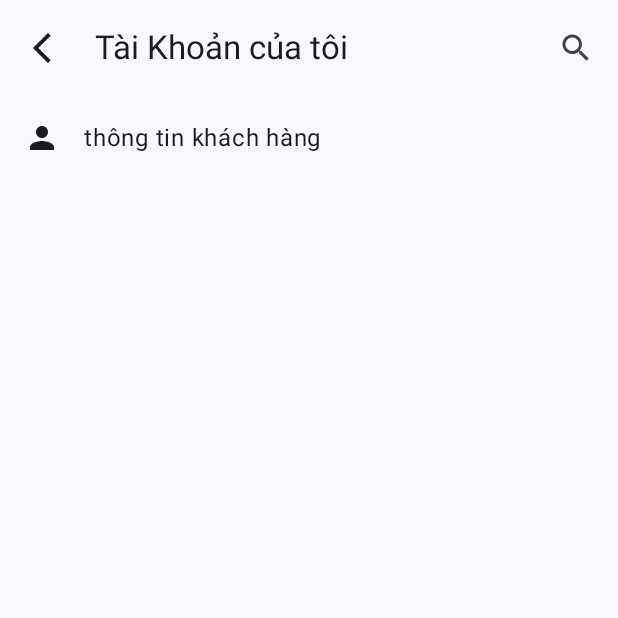
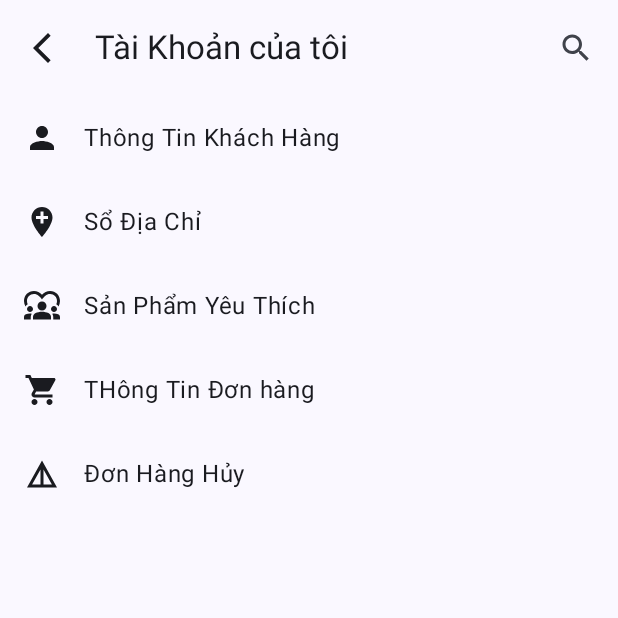
Before and after one commit to Oanh1503-git/DoAnTotNghiep, an Android app built with Jetpack Compose: the AccountScreens screen opened through its navigation route, on a phone screen of 412 x 824 dp, the top half of it. Run offline under Robolectric (Android 15) with nearby library versions, the light colour scheme and no system bars.

Commit message:
account basic

```diff
--- a/LaptopStore/app/src/main/java/com/example/laptopstore/views/AccountScreens.kt
+++ b/LaptopStore/app/src/main/java/com/example/laptopstore/views/AccountScreens.kt
@@ -13,9 +13,13 @@ import androidx.compose.foundation.layout.width
 import androidx.compose.foundation.lazy.LazyColumn
 import androidx.compose.foundation.shape.RoundedCornerShape
 import androidx.compose.material.icons.Icons
+import androidx.compose.material.icons.filled.AddLocation
 import androidx.compose.material.icons.filled.ArrowBackIosNew
+import androidx.compose.material.icons.filled.Details
+import androidx.compose.material.icons.filled.Diversity1
 import androidx.compose.material.icons.filled.Person
 import androidx.compose.material.icons.filled.Search
+import androidx.compose.material.icons.filled.ShoppingCart
 import androidx.compose.material3.Button
 import androidx.compose.material3.ExperimentalMaterial3Api
 import androidx.compose.material3.Icon
@@ -94,7 +98,84 @@ fun  AccountScreens(navHostController: NavHostController){
                         modifier = Modifier.size(24.dp)
                     )
                     Spacer(modifier = Modifier.width(16.dp))
-                    Text(text = "thông tin khách hàng ", fontSize = 16.sp)
+                    Text(text = "Thông Tin Khách Hàng ", fontSize = 16.sp)
+                }
+            }
+            item{
+                Row(
+                    modifier = Modifier
+                        .fillMaxWidth()
+                        .clickable {
+                            navHostController.navigate(Screens.HOMEPAGE.route)
+                        }
+                        .padding(16.dp),
+                    verticalAlignment = Alignment.CenterVertically
+                ) {
+                    Icon(
+                        Icons.Filled.AddLocation,
+                        contentDescription = "title",
+                        modifier = Modifier.size(24.dp)
+                    )
+                    Spacer(modifier = Modifier.width(16.dp))
+                    Text(text = "Sổ Địa Chỉ ", fontSize = 16.sp)
+                }
+            }
+            item{
+                Row(
+                    modifier = Modifier
+                        .fillMaxWidth()
+                        .clickable {
+                            navHostController.navigate(Screens.HOMEPAGE.route)
+                        }
+                        .padding(16.dp),
+                    verticalAlignment = Alignment.CenterVertically
+                ) {
+                    Icon(
+                        Icons.Filled.Diversity1,
+                        contentDescription = "title",
+                        modifier = Modifier.size(24.dp)
+                    )
+                    Spacer(modifier = Modifier.width(16.dp))
+                    Text(text = "Sản Phẩm Yêu Thích  ", fontSize = 16.sp)
+                }
+
+            }
+            item{
+                Row(
+                    modifier = Modifier
+                        .fillMaxWidth()
+                        .clickable {
+                            navHostController.navigate(Screens.HOMEPAGE.route)
+                        }
+                        .padding(16.dp),
+                    verticalAlignment = Alignment.CenterVertically
+                ) {
+                    Icon(
+                        Icons.Default.ShoppingCart,
+                        contentDescription = "title",
+                        modifier = Modifier.size(24.dp)
+                    )
+                    Spacer(modifier = Modifier.width(16.dp))
+                    Text(text = "THông Tin Đơn hàng  ", fontSize = 16.sp)
+                }
+            }
+            item{
+                Row(
+                    modifier = Modifier
+                        .fillMaxWidth()
+                        .clickable {
+                            navHostController.navigate(Screens.HOMEPAGE.route)
+                        }
+                        .padding(16.dp),
+                    verticalAlignment = Alignment.CenterVertically
+                ) {
+                    Icon(
+                        Icons.Default.Details,
+                        contentDescription = "title",
+                        modifier = Modifier.size(24.dp)
+                    )
+                    Spacer(modifier = Modifier.width(16.dp))
+                    Text(text = "Đơn Hàng Hủy ", fontSize = 16.sp)
                 }
             }
         }
--- a/LaptopStore/app/src/main/java/com/example/laptopstore/views/homepage.kt
+++ b/LaptopStore/app/src/main/java/com/example/laptopstore/views/homepage.kt
@@ -177,7 +177,7 @@ fun ImageSlider() {
     val images = listOf(
         R.drawable.anh1,
         R.drawable.anh2,
-        R.drawable.anh2
+        R.drawable.anh3
     )
 
     val pagerState = rememberPagerState { images.size }
```
